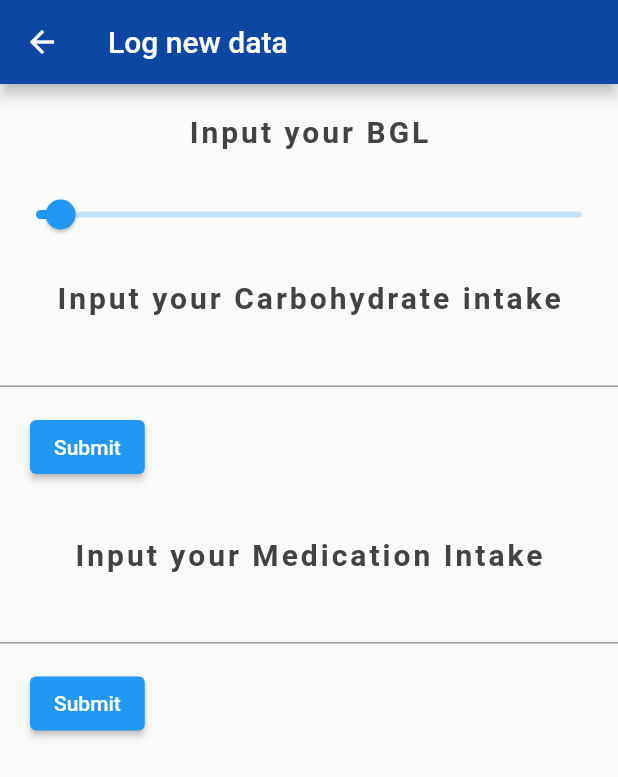
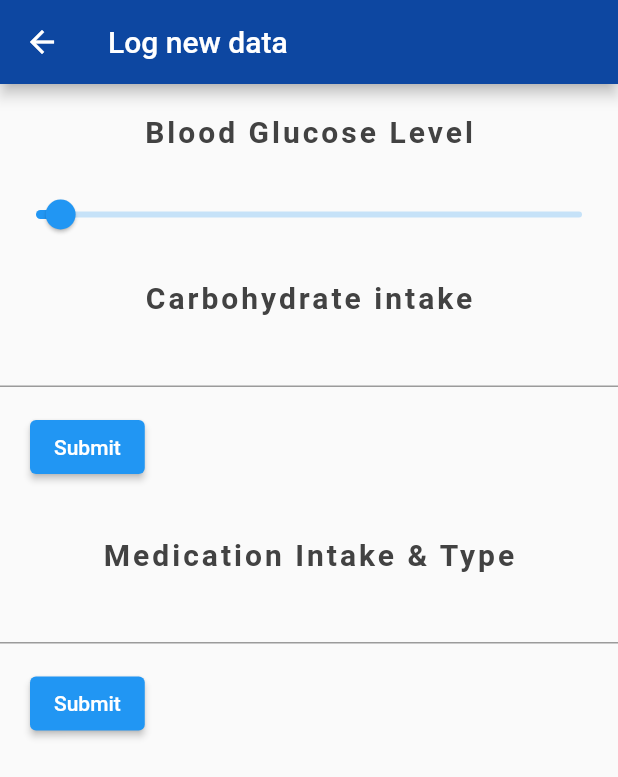
Before and after one commit to Buredos/Diabetes_tracker, a Flutter app: the screen it shows after launch, after a tap on an icon or button, on a phone screen of 412 x 824 dp. Shown: the top 777 px of the screen. Run offline on Flutter 3.47's test engine with Material 2 defaults, Android fonts, the phone set to English and light mode, and no system bars.

Commit message:
Home page and 2 other screens: - input data - view data

```diff
--- a/lib/main.dart
+++ b/lib/main.dart
@@ -16,9 +16,15 @@ class Home extends StatelessWidget {
         centerTitle: true,
         backgroundColor: Colors.blue[900],
       ),
-      body: Center(
+      body: Column(
+        children: <Widget>[
+          Center(
+            child: Container(
+              padding: EdgeInsets.fromLTRB(20.0, 275.0, 20.0, 20.0),
               child: Text(
                'Welcome to Diabetic inMe!',
+                textAlign: TextAlign.center,
+
                style: TextStyle(
                  fontWeight: FontWeight.bold,
                  fontSize: 20.0,
@@ -26,6 +32,20 @@ class Home extends StatelessWidget {
                  color: Colors.grey[800],
               ),
              ),
+            ),
+          ),
+          Center(
+            child: ElevatedButton(
+              child: Text('See my log data'),
+              onPressed: () {
+                Navigator.push(
+                  context,
+                  MaterialPageRoute(builder: (context) => ThirdRoute()),
+                );
+              },
+            ),
+          ),
+        ],
       ),
       floatingActionButton: FloatingActionButton(
         onPressed: () {
@@ -55,7 +75,7 @@ class SecondRoute extends StatelessWidget {
             child: Container(
               padding: EdgeInsets.fromLTRB(20.0, 20.0, 20.0, 20.0),
               child: Text(
-                  'Input your BGL',
+                  'Blood Glucose Level',
                   style: TextStyle(
                       fontWeight: FontWeight.bold,
                       fontSize: 20.0,
@@ -72,7 +92,7 @@ class SecondRoute extends StatelessWidget {
             child: Container(
               padding: EdgeInsets.fromLTRB(20.0, 20.0, 20.0, 0.0),
               child: Text(
-                  'Input your Carbohydrate intake',
+                  'Carbohydrate intake',
                   style: TextStyle(
                       fontWeight: FontWeight.bold,
                       fontSize: 20.0,
@@ -88,7 +108,7 @@ class SecondRoute extends StatelessWidget {
             child: Container(
               padding: EdgeInsets.fromLTRB(20.0, 20.0, 20.0, 0.0),
               child: Text(
-                  'Input your Medication Intake',
+                  'Medication Intake & Type',
                   style: TextStyle(
                       fontWeight: FontWeight.bold,
                       fontSize: 20.0,
@@ -102,6 +122,26 @@ class SecondRoute extends StatelessWidget {
         ],
       ),
 
+    );
+  }
+}
+
+class ThirdRoute extends StatelessWidget {
+  @override
+  Widget build(BuildContext context) {
+    return Scaffold(
+      appBar: AppBar(
+        title: Text("Data"),
+        backgroundColor: Colors.blue[900],
+      ),
+      body: Center(
+        child: ElevatedButton(
+          onPressed: () {
+            Navigator.pop(context);
+          },
+          child: Text('Go back!'),
+        ),
+      ),
     );
   }
 }
```
Lines whose indentation alone changed are shown as unchanged.
